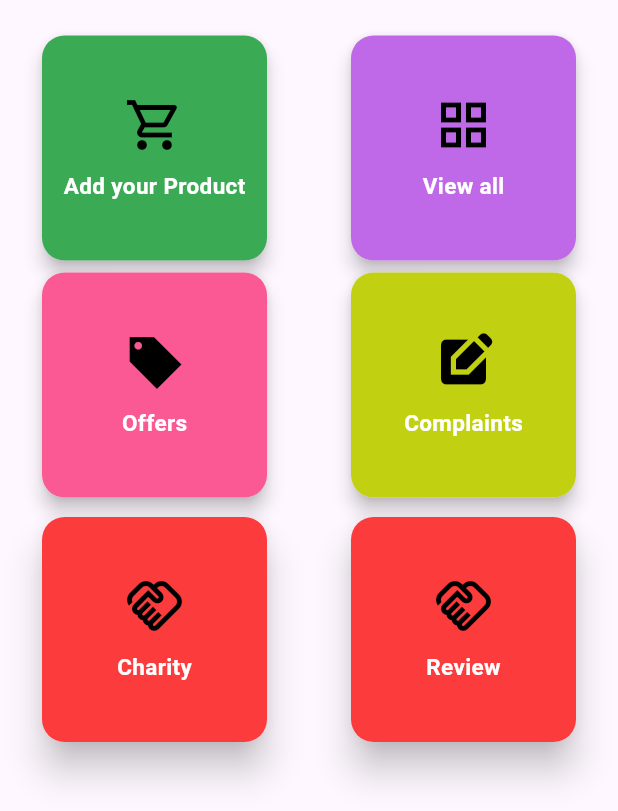
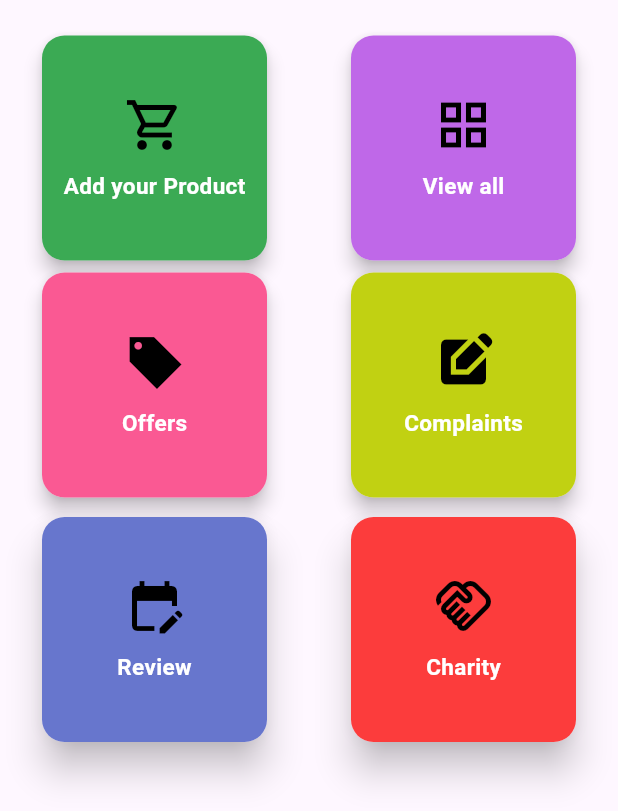
Before and after one commit to anjalaju/anjalencanto, a Flutter app: the EntreHome screen opened directly, on a phone screen of 412 x 824 dp, the part 425-1236 px from its top. Run offline on Flutter 3.47's test engine with Material 3 defaults, Android fonts, the phone set to English and light mode, and no system bars; our stand-ins replace cherry_toast, cloud_firestore, firebase_auth, firebase_core, firebase_storage, flutter_rating_bar and 8 more; missing offline and left inert: upi_india; accounts and stored records are empty.

Commit message:
14/06/2024

```diff
--- a/lib/chat/chatmain.dart
+++ b/lib/chat/chatmain.dart
@@ -6,7 +6,7 @@ import 'package:main_project/chat/model.dart';
 import 'package:main_project/chat/profilemodel.dart';
 
 class ChatPage extends StatefulWidget {
-  Myprofilemodel? senderProfileModel;
+  Myprofilemodel senderProfileModel;
   ChatPage({super.key, required this.senderProfileModel});
 
   @override
--- a/lib/controller/AuthProvider.dart
+++ b/lib/controller/AuthProvider.dart
@@ -66,6 +66,7 @@ class AuthProvider with ChangeNotifier {
             businesname: '',
             location: '',
             uid: value.user!.uid,
+            usertype: 'enterprenur',
           ),
           value.user!.uid
         );
--- a/lib/model/enterprenurmodel.dart
+++ b/lib/model/enterprenurmodel.dart
@@ -11,6 +11,7 @@ class EnterprenurModel {
   String? businesname;
  String? location ;
  String uid;
+ String usertype;
 
 
   EnterprenurModel({
@@ -23,6 +24,7 @@ class EnterprenurModel {
     this.businesname,
     this.location,
     required this.uid,
+    required this.usertype,
 
   });
 
@@ -36,6 +38,7 @@ class EnterprenurModel {
         'businessname':businesname,
         'location':location,
        'uid':uid,
+       'usertpe':usertype
       };
 
   factory EnterprenurModel.fromjsone(Map<String, dynamic> Json) {
@@ -48,8 +51,8 @@ class EnterprenurModel {
       image: Json['profileimage'],
        businesname: Json['businessname'],
       location: Json['location'],
-      uid: Json['uid']
-
+      uid: Json['uid'],
+     usertype: Json['usertype'],
 
     );
   }
--- a/lib/usertype.dart
+++ b/lib/usertype.dart
@@ -4,6 +4,7 @@ import 'package:flutter/material.dart';
 import 'package:flutter/rendering.dart';
 import 'package:flutter/services.dart';
 import 'package:flutter/widgets.dart';
+import 'package:main_project/Intropage.dart/Swipe.dart';
 import 'package:main_project/Intropage.dart/swipee.dart';
 import 'package:main_project/view/ENTREPRENEUR/formscreen/welcome.dart';
 
--- a/lib/view/ENTREPRENEUR/homepage/homepage.dart
+++ b/lib/view/ENTREPRENEUR/homepage/homepage.dart
@@ -93,7 +93,7 @@ class _EntreHomeState extends State<EntreHome> {
                                                   context,
                                                   MaterialPageRoute(
                                                     builder: (context) =>
-                                                        UserType(),
+                                                        const UserType(),
                                                   ),
                                                   (route) => false);
                                             },
@@ -146,17 +146,17 @@ class _EntreHomeState extends State<EntreHome> {
                                 onPressed: () {
                                   Navigator.of(context).push(MaterialPageRoute(
                                     builder: (context) =>
-                                        Entrenotificationpage(),
+                                        const Entrenotificationpage(),
                                   ));
                                 },
-                                icon: Icon(Icons.notifications)),
+                                icon: const Icon(Icons.notifications)),
                             IconButton(
                               onPressed: () {
                                 Navigator.of(context).push(MaterialPageRoute(
-                                  builder: (context) => EntreSettingpage(),
+                                  builder: (context) => const EntreSettingpage(),
                                 ));
                               },
-                              icon: Icon(Icons.settings),
+                              icon: const Icon(Icons.settings),
                             ),
                           ],
                         )
@@ -369,12 +369,56 @@ class _EntreHomeState extends State<EntreHome> {
                     Row(
                       mainAxisAlignment: MainAxisAlignment.spaceAround,
                       children: [
+
                         GestureDetector(
                           onTap: () {
                             Navigator.push(
                                 context,
                                 MaterialPageRoute(
-                                  builder: (context) => EntreCharityhomepage(),
+                                  builder: (context) => const ReviewPage(),
+                                ));
+                          },
+                          child: Card(
+                            shape: RoundedRectangleBorder(
+                              borderRadius: BorderRadius.circular(15),
+                            ),
+                            elevation: 10,
+                            child: Container(
+                              height: 150,
+                              width: 150,
+                              decoration: BoxDecoration(
+                                borderRadius: BorderRadius.circular(15),
+                                color: const Color.fromARGB(255, 103, 118, 205),
+                              ),
+                              child: const Column(
+                                mainAxisAlignment: MainAxisAlignment.center,
+                                crossAxisAlignment: CrossAxisAlignment.center,
+                                children: [
+                                  Icon(
+                                    Icons.edit_calendar,
+                                    color: Colors.black,
+                                    size: 40,
+                                  ),
+                                  SizedBox(
+                                    height: 10,
+                                  ),
+                                  Text('Review',
+                                      style: TextStyle(
+                                          fontSize: 15,
+                                          color: Colors.white,
+                                          fontWeight: FontWeight.bold)),
+                                ],
+                              ),
+                            ),
+                          ),
+                        ),
+
+                         GestureDetector(
+                          onTap: () {
+                            Navigator.push(
+                                context,
+                                MaterialPageRoute(
+                                  builder: (context) => const EntreCharityhomepage(),
                                 ));
                           },
                           child: Card(
@@ -411,48 +455,6 @@ class _EntreHomeState extends State<EntreHome> {
                             ),
                           ),
                         ),
-                        GestureDetector(
-                          onTap: () {
-                            Navigator.push(
-                                context,
-                                MaterialPageRoute(
-                                  builder: (context) => ReviewPage(),
-                                ));
-                          },
-                          child: Card(
-                            shape: RoundedRectangleBorder(
-                              borderRadius: BorderRadius.circular(15),
-                            ),
-                            elevation: 10,
-                            child: Container(
-                              height: 150,
-                              width: 150,
-                              decoration: BoxDecoration(
-                                borderRadius: BorderRadius.circular(15),
-                                color: const Color(0xffFC3C3C),
-                              ),
-                              child: const Column(
-                                mainAxisAlignment: MainAxisAlignment.center,
-                                crossAxisAlignment: CrossAxisAlignment.center,
-                                children: [
-                                  Icon(
-                                    Icons.handshake_outlined,
-                                    color: Colors.black,
-                                    size: 40,
-                                  ),
-                                  SizedBox(
-                                    height: 10,
-                                  ),
-                                  Text('Review',
-                                      style: TextStyle(
-                                          fontSize: 15,
-                                          color: Colors.white,
-                                          fontWeight: FontWeight.bold)),
-                                ],
-                              ),
-                            ),
-                          ),
-                        ),
                      ],
                     ),
                   ],
--- a/lib/view/USER/Drawer/Shotlist1.dart
+++ b/lib/view/USER/Drawer/Shotlist1.dart
@@ -4,6 +4,7 @@ import 'package:flutter/widgets.dart';
 import 'package:main_project/controller/FunctionProvider.dart';
 import 'package:main_project/model/addProject.dart';
 import 'package:main_project/utils/String.dart';
+import 'package:main_project/view/USER/homepage/bottomnav.dart';
 import 'package:main_project/view/USER/homepage/homepage.dart';
 import 'package:provider/provider.dart';
 
@@ -83,7 +84,7 @@ class _ShortlistphotographerState extends State<Shortlistphotographer> {
                                return  IconButton(
                                   onPressed: ()async {
                                    helper.deletePostLike(widget.eventModel.id.toString(),context);
-                                   Navigator.pushReplacement(context, MaterialPageRoute(builder: (context) => homepage(),));
+                                   Navigator.pushReplacement(context, MaterialPageRoute(builder: (context) => bottomnavipage(indexnum: 0,),));
 
                                   }, icon: Icon(Icons.delete));
                              },)
--- a/lib/view/USER/Drawer/shotlist.dart
+++ b/lib/view/USER/Drawer/shotlist.dart
@@ -59,7 +59,7 @@ class _ShortlistState extends State<Shortlist> {
               Consumer<FunctionProvider>(
                 builder: (context, helper, child) {
                   return StreamBuilder(
-                    stream: helper.getpostlike(),
+                    stream: helper.getpostlike(auth.currentUser!.uid),
                     builder: (context, snapshot) {
                       if (snapshot.connectionState == ConnectionState.waiting) {
                         return CircularProgressIndicator();
```
Also changed, not shown: lib/controller/FunctionProvider.dart (+35 -2 lines), lib/view/USER/catogories2/venues/bankquethall.dart (+43 -23 lines), lib/view/USER/homepage/searchpage.dart (+12 -2 lines), lib/view/admin/Notification_page.dart (+33 -19 lines), lib/view/admin/drawer.dart (+5 -5 lines), lib/view/admin/reviewview.dart (+15 -14 lines), images/adminfrontpage.jpg (added).
